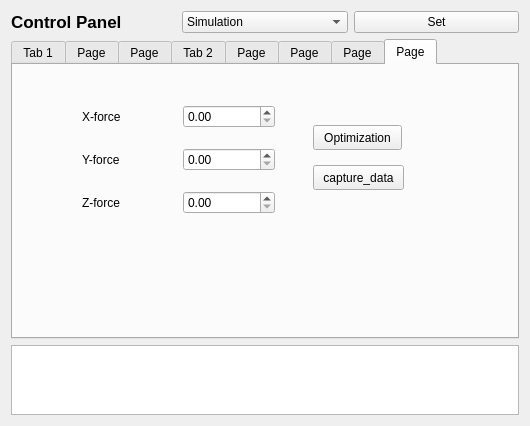
Before: the Qt Designer form control_panel/ui/rqt_control_panel_plugin/rqt_control_panel_plugin_widget.ui in EdisonKun/quadruped_locomotion, drawn with Qt 5.
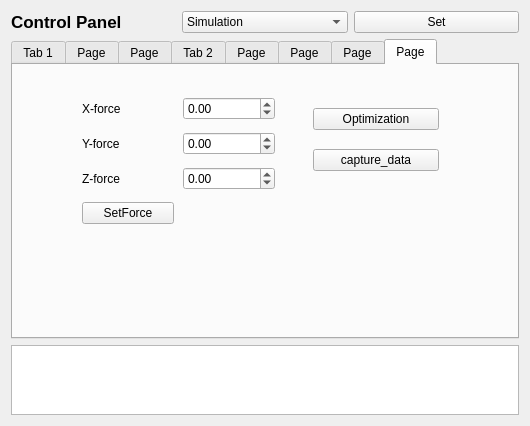
After: the same form once the commit is applied. The open tabs and pages were chosen to show the change.

The edit to the form file:
```diff
--- a/control_panel/ui/rqt_control_panel_plugin/rqt_control_panel_plugin_widget.ui
+++ b/control_panel/ui/rqt_control_panel_plugin/rqt_control_panel_plugin_widget.ui
@@ -1120,32 +1120,6 @@
       <attribute name="title">
        <string>Page</string>
       </attribute>
-      <widget class="QPushButton" name="Optimization_service">
-       <property name="geometry">
-        <rect>
-         <x>300</x>
-         <y>60</y>
-         <width>89</width>
-         <height>25</height>
-        </rect>
-       </property>
-       <property name="text">
-        <string>Optimization</string>
-       </property>
-      </widget>
-      <widget class="QPushButton" name="capture_data">
-       <property name="geometry">
-        <rect>
-         <x>300</x>
-         <y>100</y>
-         <width>91</width>
-         <height>25</height>
-        </rect>
-       </property>
-       <property name="text">
-        <string>capture_data</string>
-       </property>
-      </widget>
       <widget class="QWidget" name="gridLayoutWidget">
        <property name="geometry">
         <rect>
@@ -1155,7 +1129,7 @@
          <height>151</height>
         </rect>
        </property>
-       <layout class="QGridLayout" name="gridLayout_5" rowstretch="0,0,0,0" columnstretch="0,0">
+       <layout class="QGridLayout" name="gridLayout_5" rowstretch="0,0,0,0,0" columnstretch="0,0">
         <property name="leftMargin">
          <number>9</number>
         </property>
@@ -1171,14 +1145,32 @@
         <property name="spacing">
          <number>9</number>
         </property>
-        <item row="0" column="1">
-         <widget class="QDoubleSpinBox" name="X_force"/>
-        </item>
         <item row="2" column="1">
-         <widget class="QDoubleSpinBox" name="Y_force"/>
+         <widget class="QDoubleSpinBox" name="Y_force">
+          <property name="minimum">
+           <double>-10000.000000000000000</double>
+          </property>
+          <property name="maximum">
+           <double>10000.000000000000000</double>
+          </property>
+         </widget>
         </item>
-        <item row="3" column="1">
-         <widget class="QDoubleSpinBox" name="Z_force"/>
+        <item row="0" column="0">
+         <widget class="QLabel" name="label_34">
+          <property name="text">
+           <string>X-force</string>
+          </property>
+         </widget>
+        </item>
+        <item row="0" column="1">
+         <widget class="QDoubleSpinBox" name="X_force">
+          <property name="minimum">
+           <double>-10000.000000000000000</double>
+          </property>
+          <property name="maximum">
+           <double>10000.000000000000000</double>
+          </property>
+         </widget>
         </item>
         <item row="3" column="0">
          <widget class="QLabel" name="label_32">
@@ -1187,6 +1179,16 @@
           </property>
          </widget>
         </item>
+        <item row="3" column="1">
+         <widget class="QDoubleSpinBox" name="Z_force">
+          <property name="minimum">
+           <double>-10000.000000000000000</double>
+          </property>
+          <property name="maximum">
+           <double>10000.000000000000000</double>
+          </property>
+         </widget>
+        </item>
         <item row="2" column="0">
          <widget class="QLabel" name="label_33">
           <property name="text">
@@ -1194,10 +1196,36 @@
           </property>
          </widget>
         </item>
-        <item row="0" column="0">
-         <widget class="QLabel" name="label_34">
+        <item row="4" column="0">
+         <widget class="QPushButton" name="SetForce">
           <property name="text">
-           <string>X-force</string>
+           <string>SetForce</string>
+          </property>
+         </widget>
+        </item>
+       </layout>
+      </widget>
+      <widget class="QWidget" name="">
+       <property name="geometry">
+        <rect>
+         <x>300</x>
+         <y>30</y>
+         <width>126</width>
+         <height>89</height>
+        </rect>
+       </property>
+       <layout class="QVBoxLayout" name="verticalLayout">
+        <item>
+         <widget class="QPushButton" name="Optimization_service">
+          <property name="text">
+           <string>Optimization</string>
+          </property>
+         </widget>
+        </item>
+        <item>
+         <widget class="QPushButton" name="capture_data">
+          <property name="text">
+           <string>capture_data</string>
           </property>
          </widget>
         </item>
```
Left out of the diff: 30 changed lines with no effect on the pictures.
